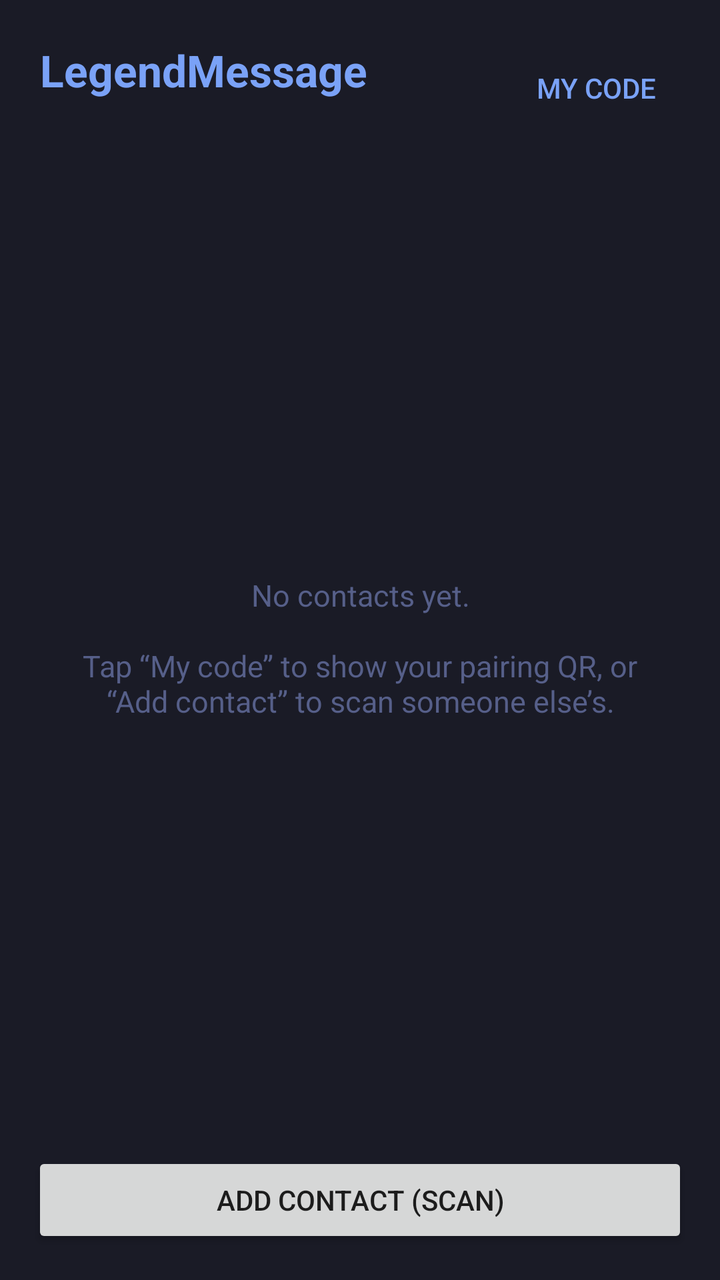
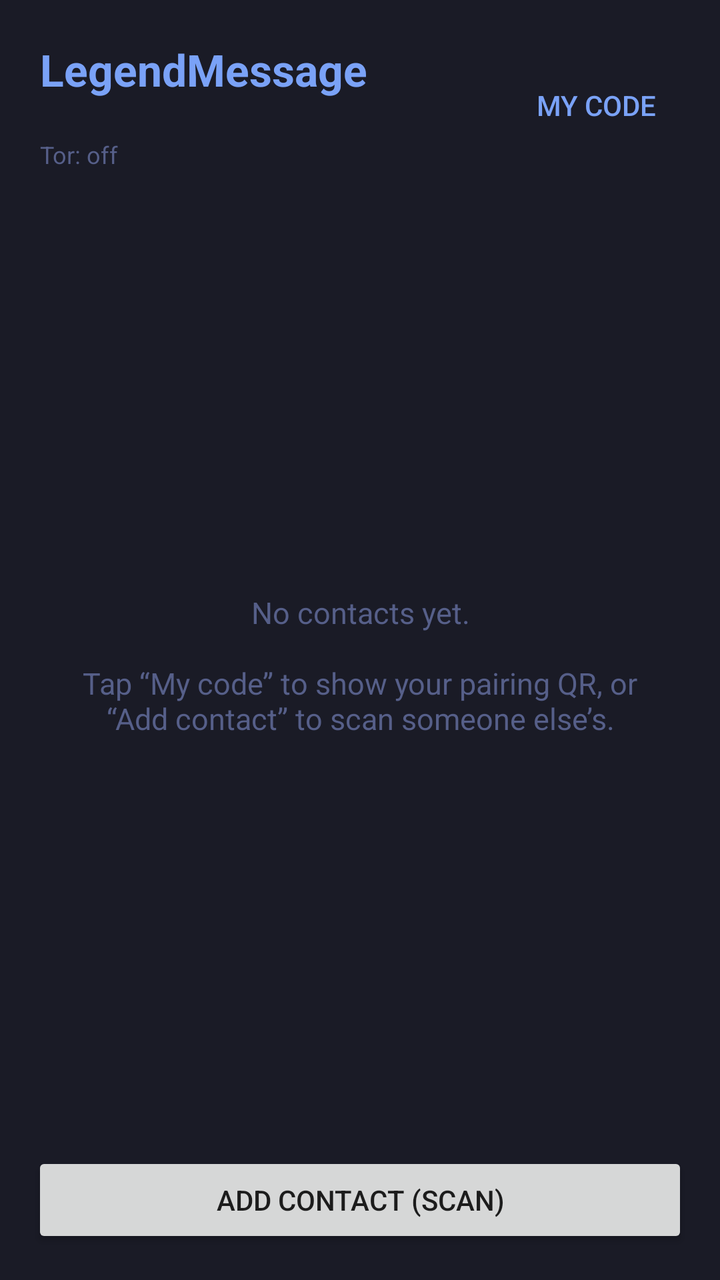

Before-and-after screenshots of an Android layout around one commit, followed by the original layout XML and the change that was made.
<!-- AndroidManifest.xml: application theme Theme.LegendMessage -->
<!-- res/layout/activity_home.xml -->
<?xml version="1.0" encoding="utf-8"?>
<LinearLayout
    xmlns:android="http://schemas.android.com/apk/res/android"
    android:layout_width="match_parent"
    android:layout_height="match_parent"
    android:background="@color/tn_bg"
    android:orientation="vertical">

    <LinearLayout
        android:layout_width="match_parent"
        android:layout_height="wrap_content"
        android:gravity="center_vertical"
        android:orientation="horizontal"
        android:padding="20dp">

        <LinearLayout
            android:layout_width="0dp"
            android:layout_height="wrap_content"
            android:layout_weight="1"
            android:orientation="vertical">

            <TextView
                android:layout_width="wrap_content"
                android:layout_height="wrap_content"
                android:text="@string/app_name"
                android:textColor="@color/tn_blue"
                android:textSize="22sp"
                android:textStyle="bold" />

            <TextView
                android:id="@+id/nameText"
                android:layout_width="wrap_content"
                android:layout_height="wrap_content"
                android:textColor="@color/tn_dim"
                android:textSize="13sp" />
        </LinearLayout>

        <Button
            android:id="@+id/myCodeButton"
            style="?android:attr/buttonBarButtonStyle"
            android:layout_width="wrap_content"
            android:layout_height="wrap_content"
            android:text="@string/home_my_code" />
    </LinearLayout>

    <FrameLayout
        android:layout_width="match_parent"
        android:layout_height="0dp"
        android:layout_weight="1">

        <androidx.recyclerview.widget.RecyclerView
            android:id="@+id/contactsList"
            android:layout_width="match_parent"
            android:layout_height="match_parent" />

        <TextView
            android:id="@+id/emptyText"
            android:layout_width="wrap_content"
            android:layout_height="wrap_content"
            android:layout_gravity="center"
            android:gravity="center"
            android:paddingHorizontal="32dp"
            android:text="@string/home_empty"
            android:textColor="@color/tn_dim"
            android:textSize="15sp" />
    </FrameLayout>

    <Button
        android:id="@+id/addButton"
        android:layout_width="match_parent"
        android:layout_height="wrap_content"
        android:layout_margin="16dp"
        android:text="@string/home_add_contact" />
</LinearLayout>
<!-- resources referenced by this layout -->
<resources>
  <color name="tn_bg">#1A1B26</color>
  <color name="tn_blue">#7AA2F7</color>
  <color name="tn_dim">#565F89</color>
  <string name="app_name">LegendMessage</string>
  <string name="home_add_contact">Add contact (scan)</string>
  <string name="home_empty">No contacts yet.\n\nTap “My code” to show your pairing QR, or “Add contact” to scan someone else’s.</string>
  <string name="home_my_code">My code</string>
  <style name="Theme.LegendMessage" parent="Theme.AppCompat.DayNight.NoActionBar">
          <item name="colorPrimary">@color/tn_blue</item>
          <item name="colorPrimaryDark">@color/tn_bg</item>
          <item name="colorAccent">@color/tn_blue</item>
          <item name="android:windowBackground">@color/tn_bg</item>
          <item name="android:statusBarColor">@color/tn_bg</item>
      </style>
</resources>

<!-- the commit's change to res/layout/activity_home.xml (unified diff, before → after) -->
@@ -33,6 +33,15 @@
                 android:layout_height="wrap_content"
                 android:textColor="@color/tn_dim"
                 android:textSize="13sp" />
+
+            <TextView
+                android:id="@+id/torStatus"
+                android:layout_width="wrap_content"
+                android:layout_height="wrap_content"
+                android:layout_marginTop="2dp"
+                android:text="@string/tor_status_off"
+                android:textColor="@color/tn_dim"
+                android:textSize="12sp" />
         </LinearLayout>
 
         <Button
<!-- resource entries referenced after the edit -->
@@ -7,6 +7,7 @@
   <string name="home_add_contact">Add contact (scan)</string>
   <string name="home_empty">No contacts yet.\n\nTap “My code” to show your pairing QR, or “Add contact” to scan someone else’s.</string>
   <string name="home_my_code">My code</string>
+  <string name="tor_status_off">Tor: off</string>
   <style name="Theme.LegendMessage" parent="Theme.AppCompat.DayNight.NoActionBar">
           <item name="colorPrimary">@color/tn_blue</item>
           <item name="colorPrimaryDark">@color/tn_bg</item>
